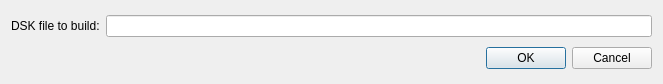
The window that res/ide_buildoptions.ui (mahlemiut/cpcbuilder) describes before a commit, drawn with Qt 5.
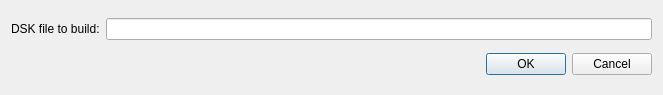
The same window after the commit.

```diff
--- a/res/ide_buildoptions.ui
+++ b/res/ide_buildoptions.ui
@@ -7,7 +7,7 @@
     <x>0</x>
     <y>0</y>
     <width>663</width>
-    <height>84</height>
+    <height>95</height>
    </rect>
   </property>
   <property name="windowTitle">
```
Left out of the diff: 6 changed lines with no effect on the pictures.
